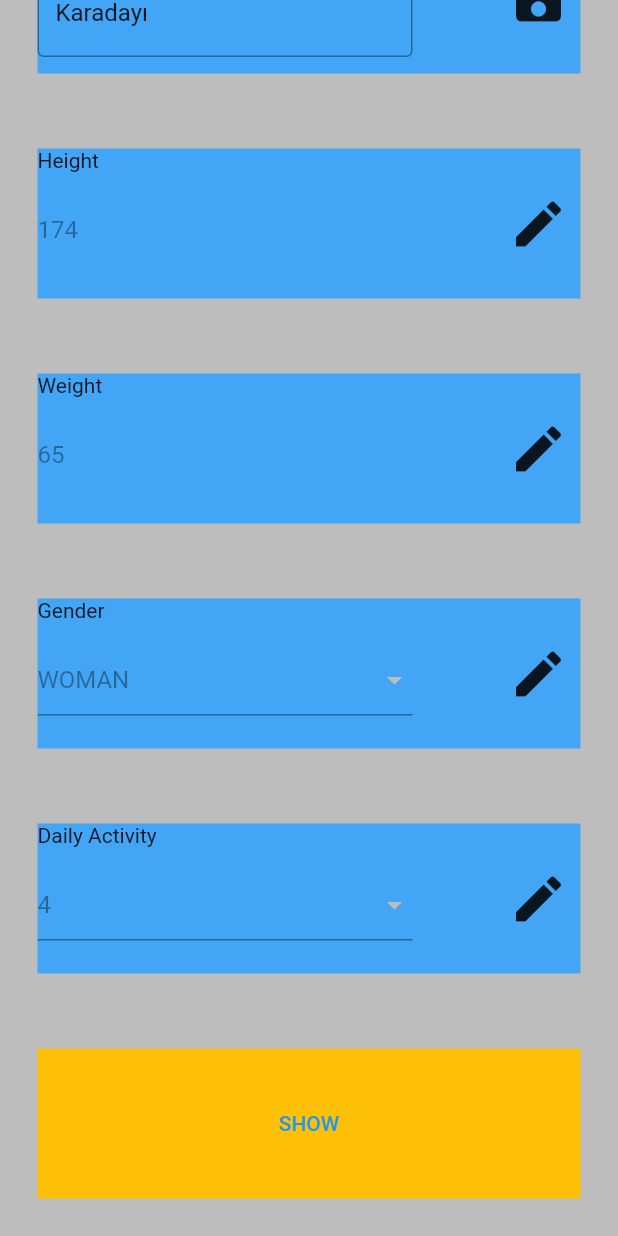
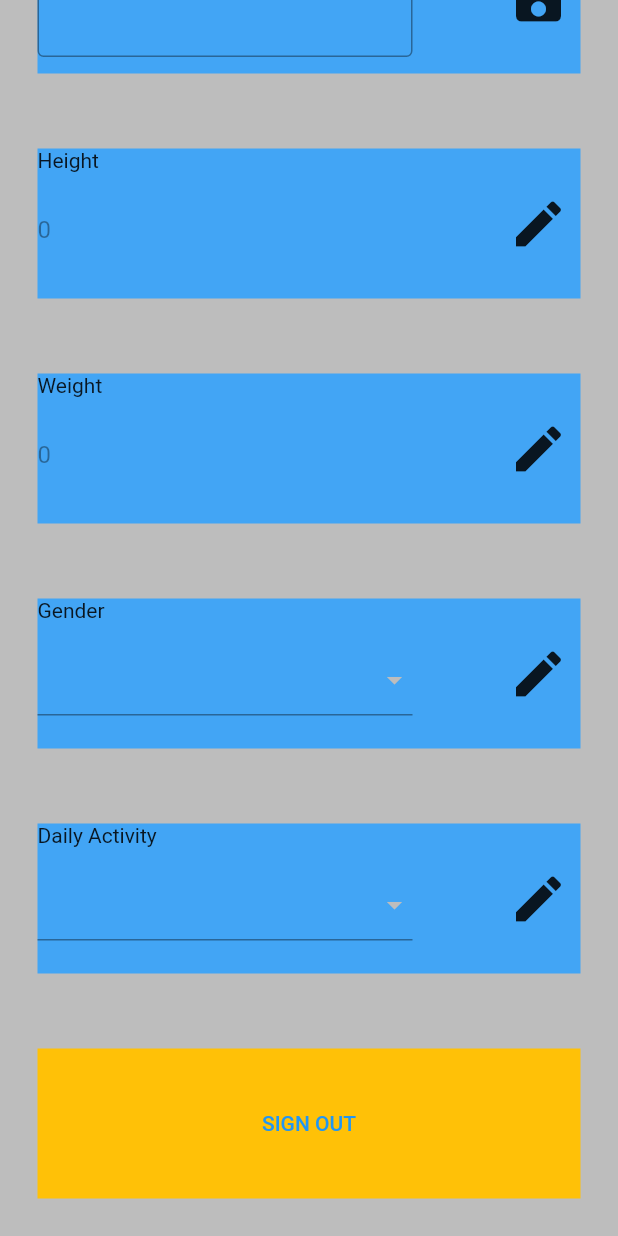
Before and after one commit to mrickar/Cut_Corners, a Flutter app: the ProfilePage screen opened directly, scrolled down 226 dp, after a tap on the "edit" icon, on a phone screen of 412 x 824 dp. Run offline on Flutter 3.47's test engine with Material 2 defaults, Android fonts, the phone set to English and light mode, and no system bars; our stand-ins replace cloud_firestore, firebase_auth, firebase_core, firebase_database, flutter_riverpod, google_sign_in; accounts and stored records are empty; network calls fail; key blocks and very long unbroken strings in the code were emptied for the run.

Commit message:
sign in falan

```diff
--- a/lib/home-empty.dart
+++ b/lib/home-empty.dart
@@ -1,4 +1,3 @@
-import 'package:flutter/cupertino.dart';
 import 'package:flutter/material.dart';
 
 class HomeEmpty extends StatefulWidget {
@@ -7,7 +6,6 @@ class HomeEmpty extends StatefulWidget {
   @override
   _HomeEmptyState createState() => _HomeEmptyState();
 }
-//todo NAPION hop
 class _HomeEmptyState extends State<HomeEmpty> {
 
   final addListColor = Colors.red.shade700;
--- a/lib/home-filled.dart
+++ b/lib/home-filled.dart
@@ -1,3 +1,4 @@
+import 'package:cut_corners/profilePage.dart';
 import 'package:flutter/material.dart';
 
 class HomeFilled extends StatefulWidget {
@@ -34,7 +35,9 @@ class _HomeFilledState extends State<HomeFilled> {
                       color: Colors.black,
                       size: 24.0,
                     ),
-                    onPressed: () {},
+                    onPressed: () {
+                      Navigator.of(context).push(MaterialPageRoute(builder: (context) => ProfilePage()));
+                    },
                   ),
                 ),
               ),
--- a/lib/profilePage.dart
+++ b/lib/profilePage.dart
@@ -1,7 +1,12 @@
 import 'package:cloud_firestore/cloud_firestore.dart';
+import 'package:cut_corners/repositories/googleSign.dart';
 import 'package:cut_corners/repositories/profileInformation.dart';
+import 'package:firebase_auth/firebase_auth.dart';
 import 'package:firebase_database/firebase_database.dart';
 import 'package:flutter/material.dart';
+import 'package:flutter/services.dart';
+
+import 'main.dart';
 
 bool isClickedName=false;
 bool isClickedSurname=false;
@@ -12,10 +17,10 @@ bool isClickedDailyAct=false;
 Color itemBackgroundColor=Colors.blue.shade400;
 class ProfilePage extends StatefulWidget {
    ProfilePage({Key? key}) : super(key: key);
-  final _controllerTextEditName=TextEditingController(text:person1.name);
-   final _controllerTextEditSurname=TextEditingController(text:person1.surname);
-   final _controllerTextEditHeight=TextEditingController(text:person1.height.toString());
-   final _controllerTextEditWeight=TextEditingController(text:person1.weight.toString());
+  final _controllerTextEditName=TextEditingController(text:USER.name);
+   final _controllerTextEditSurname=TextEditingController(text:USER.surname);
+   final _controllerTextEditHeight=TextEditingController(text:USER.height.toString());
+   final _controllerTextEditWeight=TextEditingController(text:USER.weight.toString());
    final _nameFormState=GlobalKey<FormFieldState>();
    final _surnameFormState=GlobalKey<FormFieldState>();
    final _heightFormState=GlobalKey<FormFieldState>();
@@ -27,6 +32,9 @@ class ProfilePage extends StatefulWidget {
 }
 
 class _ProfilePageState extends State<ProfilePage> {
+  String curUid=getUid();
+
+
   @override
   Widget build(BuildContext context) {
     return Scaffold(
@@ -47,8 +55,12 @@ class _ProfilePageState extends State<ProfilePage> {
                 color:Colors.amber,
               ),
               child: TextButton(
-                onPressed: () { person1.printInfo(); },
-                child: const Text("SHOW"),
+                onPressed: ()
+                {
+                  signOutwitGoogle();
+                  SystemNavigator.pop();
+                  },
+                child: const Text("SIGN OUT"),
               ),
             ),
           ),
@@ -78,8 +90,8 @@ class _ProfilePageState extends State<ProfilePage> {
                     {
                       if(widget._nameFormState.currentState!.validate())
                       {
-                        person1.name=widget._controllerTextEditName.value.text;
-                        FirebaseFirestore.instance.collection("Profiles").doc(person1.email).update({"name":person1.name});
+                        USER.name=widget._controllerTextEditName.value.text;
+                        FirebaseFirestore.instance.collection("Profiles").doc(curUid).update({"name":USER.name});
                       }
                       else
                       {
@@ -141,8 +153,8 @@ class _ProfilePageState extends State<ProfilePage> {
                     {
                       if(widget._surnameFormState.currentState!.validate())
                       {
-                        person1.surname=widget._controllerTextEditSurname.value.text;
-                        FirebaseFirestore.instance.collection("Profiles").doc(person1.email).update({"surname":person1.surname});
+                        USER.surname=widget._controllerTextEditSurname.value.text;
+                        FirebaseFirestore.instance.collection("Profiles").doc(curUid).update({"surname":USER.surname});
                       }
                       else
                       {
@@ -204,8 +216,8 @@ class _ProfilePageState extends State<ProfilePage> {
                     {
                       if(widget._heightFormState.currentState!.validate())
                         {
-                          person1.height=int.parse(widget._controllerTextEditHeight.value.text);
-                          FirebaseFirestore.instance.collection("Profiles").doc(person1.email).update({"height":person1.height});
+                          USER.height=int.parse(widget._controllerTextEditHeight.value.text);
+                          FirebaseFirestore.instance.collection("Profiles").doc(curUid).update({"height":USER.height});
                         }
                       else
                         {
@@ -272,8 +284,8 @@ class _ProfilePageState extends State<ProfilePage> {
                     {
                       if(widget._weightFormState.currentState!.validate())
                       {
-                        person1.weight=int.parse(widget._controllerTextEditWeight.value.text);
-                        FirebaseFirestore.instance.collection("Profiles").doc(person1.email).update({"weight":person1.weight});
+                        USER.weight=int.parse(widget._controllerTextEditWeight.value.text);
+                        FirebaseFirestore.instance.collection("Profiles").doc(curUid).update({"weight":USER.weight});
                       }
                       else
                       {
@@ -355,27 +367,27 @@ class _ProfilePageState extends State<ProfilePage> {
                   width: 250,
                   child: DropdownButtonFormField<String>(
                     key:widget._genderFormState,
-                    value: person1.gender,
+                    value: USER.gender,
                     onChanged:isClickedGender? (value) {
                     }:null,
                     onSaved:(value){
                       setState(() {
-                        person1.gender=value!;
-                        FirebaseFirestore.instance.collection("Profiles").doc(person1.email).update({"gender":person1.gender});
+                        USER.gender=value!;
+                        FirebaseFirestore.instance.collection("Profiles").doc(curUid).update({"gender":USER.gender});
                       });
                     },
                     items: const [
                       DropdownMenuItem(
-                        child:Text("MAN"),
-                        value: "MAN",
+                        child:Text("Male"),
+                        value: "Male",
                       ),
                       DropdownMenuItem(
-                        child:Text("WOMAN"),
-                        value: "WOMAN",
+                        child:Text("Female"),
+                        value: "Female",
                       ),
                       DropdownMenuItem(
-                        child:Text("OTHER"),
-                        value: "OTHER",
+                        child:Text("Other"),
+                        value: "Other",
                       ),
                     ],
                     //initialValue: person1.name,
@@ -423,13 +435,13 @@ class _ProfilePageState extends State<ProfilePage> {
                       width: 250,
                       child: DropdownButtonFormField<int>(
                         key:widget._activityFormState,
-                        value: person1.dailyActivity,
+                        value: USER.dailyActivity,
                         onChanged:isClickedDailyAct? (value) {
                         }:null,
                         onSaved:(value){
                           setState(() {
-                            FirebaseFirestore.instance.collection("Profiles").doc(person1.email).update({"dailyActivity":person1.dailyActivity});
-                            person1.dailyActivity=value!;
+                            FirebaseFirestore.instance.collection("Profiles").doc(curUid).update({"dailyActivity":USER.dailyActivity});
+                            USER.dailyActivity=value!;
                           });
                         },
                         items: const [
--- a/pubspec.yaml
+++ b/pubspec.yaml
@@ -21,6 +21,8 @@ dependencies:
   flutter_riverpod: ^1.0.3
   flutter_slidable: ^1.2.0
   cloud_firestore: ^3.1.10
+  firebase_auth: ^3.3.9
+  google_sign_in: ^5.2.0
 
 dev_dependencies:
   flutter_test:
```
Also changed, not shown: lib/SigninScreen.dart (added, +53 -0 lines), lib/localSave.dart (deleted, +0 -37 lines), lib/main.dart (+16 -3 lines), lib/questionnaire.dart (+65 -13 lines), lib/repositories/googleSign.dart (added, +41 -0 lines), lib/repositories/localSave.dart (added, +37 -0 lines), lib/repositories/profileInformation.dart (+35 -3 lines), pubspec.lock.
